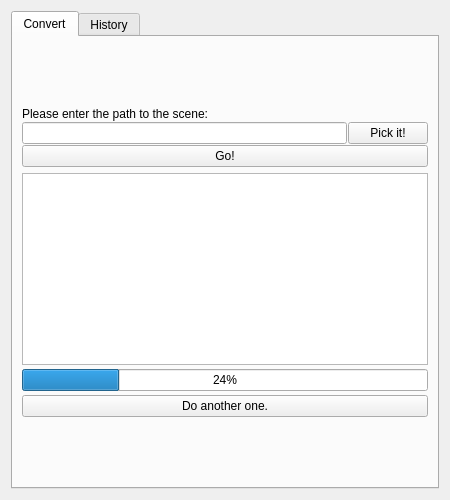
Old version of the form forms/form.ui in the repository mrmurphy/ABCConvert_QT.
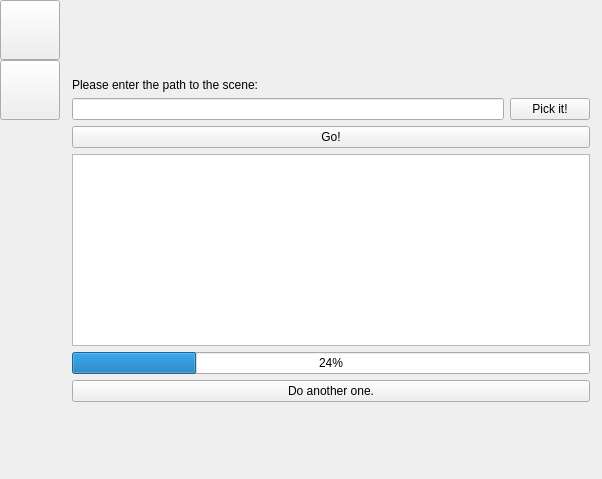
New version of the form.

What changed in the file:
```diff
--- a/forms/form.ui
+++ b/forms/form.ui
@@ -6,27 +6,108 @@
    <rect>
     <x>0</x>
     <y>0</y>
-    <width>450</width>
-    <height>500</height>
+    <width>602</width>
+    <height>479</height>
    </rect>
   </property>
   <property name="windowTitle">
    <string>Form</string>
   </property>
-  <layout class="QGridLayout" name="gridLayout">
-   <item row="0" column="0">
-    <widget class="QTabWidget" name="tabWidget">
-     <property name="tabShape">
-      <enum>QTabWidget::Rounded</enum>
+  <layout class="QHBoxLayout" name="horizontalLayout_2">
+   <property name="spacing">
+    <number>0</number>
+   </property>
+   <property name="margin">
+    <number>0</number>
+   </property>
+   <item>
+    <widget class="QWidget" name="tabBar" native="true">
+     <layout class="QVBoxLayout" name="verticalLayout_7">
+      <property name="spacing">
+       <number>0</number>
+      </property>
+      <property name="margin">
+       <number>0</number>
+      </property>
+      <item>
+       <widget class="QPushButton" name="but_tab_convert">
+        <property name="sizePolicy">
+         <sizepolicy hsizetype="Fixed" vsizetype="Fixed">
+          <horstretch>0</horstretch>
+          <verstretch>0</verstretch>
+         </sizepolicy>
+        </property>
+        <property name="minimumSize">
+         <size>
+          <width>60</width>
+          <height>60</height>
+         </size>
+        </property>
+        <property name="baseSize">
+         <size>
+          <width>35</width>
+          <height>35</height>
+         </size>
+        </property>
+        <property name="text">
+         <string/>
+        </property>
+       </widget>
+      </item>
+      <item>
+       <widget class="QPushButton" name="but_tab_history">
+        <property name="sizePolicy">
+         <sizepolicy hsizetype="Fixed" vsizetype="Fixed">
+          <horstretch>0</horstretch>
+          <verstretch>0</verstretch>
+         </sizepolicy>
+        </property>
+        <property name="minimumSize">
+         <size>
+          <width>60</width>
+          <height>60</height>
+         </size>
+        </property>
+        <property name="baseSize">
+         <size>
+          <width>35</width>
+          <height>35</height>
+         </size>
+        </property>
+        <property name="text">
+         <string/>
+        </property>
+       </widget>
+      </item>
+      <item>
+       <spacer name="verticalSpacer_3">
+        <property name="orientation">
+         <enum>Qt::Vertical</enum>
+        </property>
+        <property name="sizeHint" stdset="0">
+         <size>
+          <width>20</width>
+          <height>40</height>
+         </size>
+        </property>
+       </spacer>
+      </item>
+     </layout>
+    </widget>
+   </item>
+   <item>
+    <widget class="QStackedWidget" name="stackedWidget">
+     <property name="lineWidth">
+      <number>0</number>
      </property>
      <property name="currentIndex">
       <number>0</number>
      </property>
-     <widget class="QWidget" name="tab_convert">
-      <attribute name="title">
-       <string>Convert</string>
-      </attribute>
+     <widget class="QWidget" name="page_convert">
       <layout class="QVBoxLayout" name="verticalLayout_2">
+       <property name="margin">
+        <number>12</number>
+       </property>
        <item>
         <spacer name="verticalSpacer">
          <property name="orientation">
@@ -52,7 +133,7 @@
            </property>
            <layout class="QVBoxLayout" name="verticalLayout_3">
             <property name="spacing">
-             <number>1</number>
+             <number>-1</number>
             </property>
             <property name="margin">
              <number>0</number>
@@ -98,7 +179,7 @@
            </property>
            <layout class="QVBoxLayout" name="verticalLayout_4">
             <property name="spacing">
-             <number>4</number>
+             <number>-1</number>
             </property>
             <property name="margin">
              <number>0</number>
@@ -133,17 +214,14 @@
          <property name="sizeHint" stdset="0">
           <size>
            <width>20</width>
-           <height>30</height>
+           <height>42</height>
           </size>
          </property>
         </spacer>
        </item>
       </layout>
      </widget>
-     <widget class="QWidget" name="tab_history">
-      <attribute name="title">
-       <string>History</string>
-      </attribute>
+     <widget class="QWidget" name="page_history">
       <layout class="QVBoxLayout" name="verticalLayout_5">
        <item>
         <widget class="QLabel" name="label_8">
```
Left out of the diff: 2 changed lines with no effect on the pictures.
